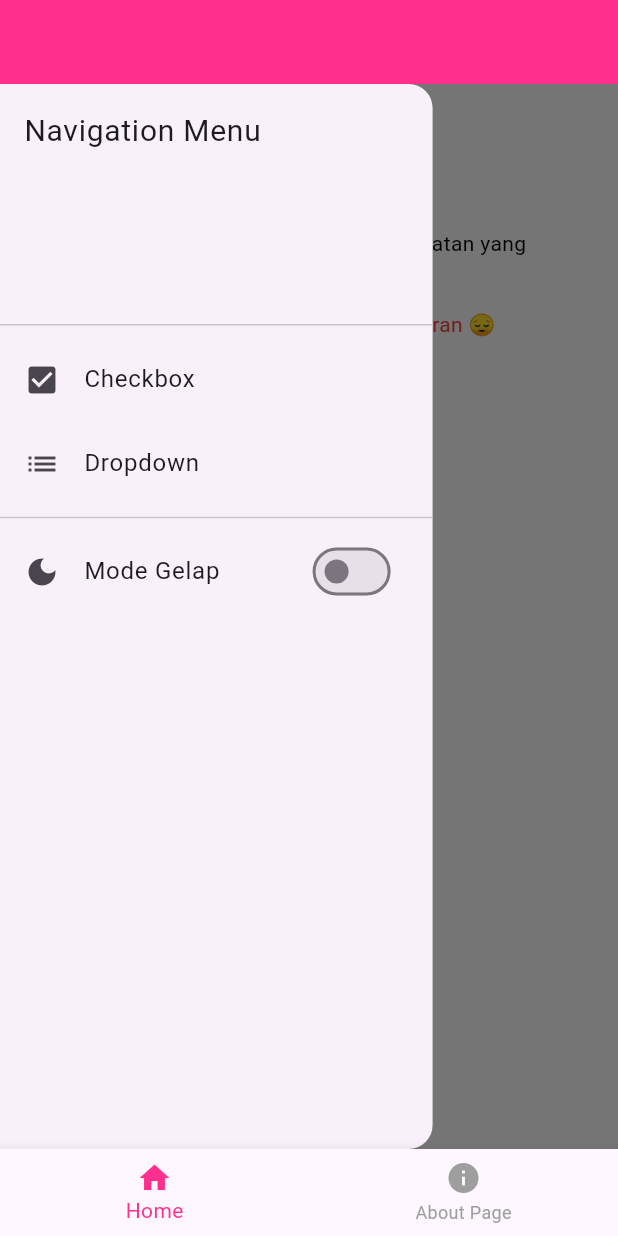
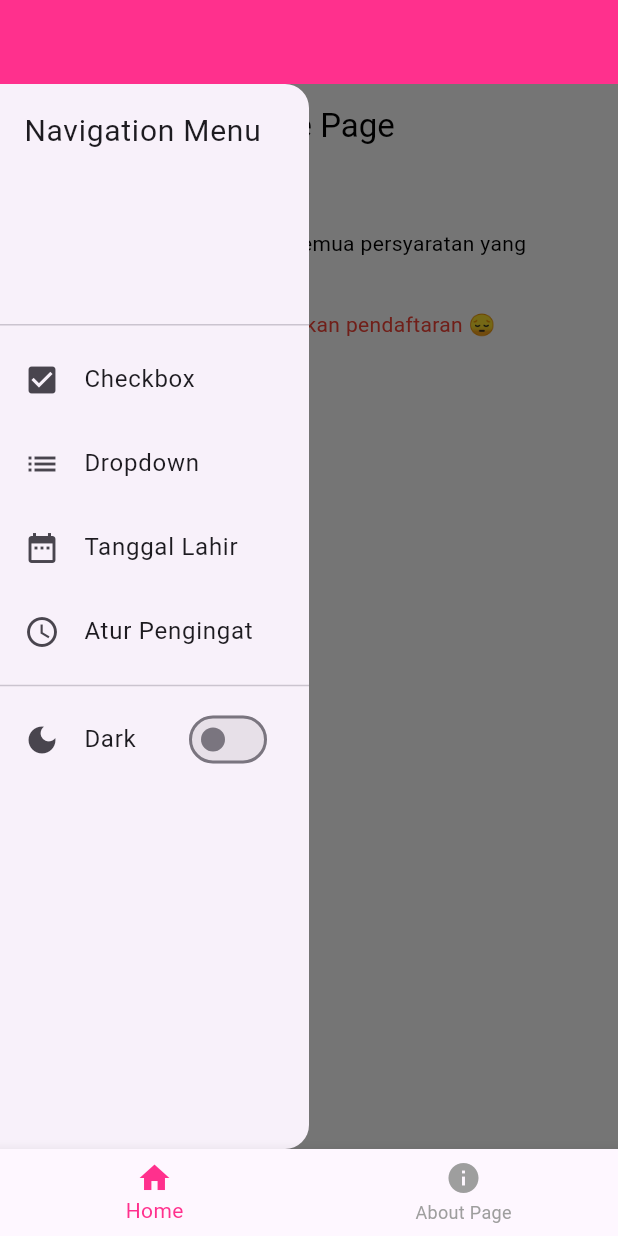
Before and after one commit to citracatias-sudo/tugas_6_flutter, a Flutter app: the screen it shows after launch, with the side drawer open, on a phone screen of 412 x 824 dp. Run offline on Flutter 3.47's test engine with Material 3 defaults, Android fonts, the phone set to English and light mode, and no system bars.

Commit message:
tugas 7 flutter

```diff
--- a/flutter_tugas_6/lib/Pages/home_page_12.dart
+++ b/flutter_tugas_6/lib/Pages/home_page_12.dart
@@ -1,4 +1,6 @@
 import 'package:flutter/material.dart';
+import 'package:intl/intl.dart';
+
 
 class HomePageDay12 extends StatefulWidget {
   @override
@@ -11,7 +13,9 @@ class _HomePageDay12State extends State<HomePageDay12> {
   bool isDarkMode = false;
   String? selectedCategory;
   String selectedMenu = "checkbox";
-  DateTime ? selectedDate;
+
+  DateTime? selectedDate;
+  TimeOfDay? selectedTime;
 
   Color get textColor => isDarkMode ? Colors.white : Colors.black;
 
@@ -30,16 +34,14 @@ class _HomePageDay12State extends State<HomePageDay12> {
       ),
 
       drawer: SizedBox(
-        width: MediaQuery.of(context).size.width * 0.7,
+        width: MediaQuery.of(context).size.width * 0.5,
         child: Drawer(
           child: ListView(
             padding: EdgeInsets.zero,
             children: [
 
               DrawerHeader(
-                decoration: BoxDecoration(
-                  color: Colors.transparent,
-                ),
+                decoration: BoxDecoration(color: Colors.transparent),
                 child: Text(
                   "Navigation Menu",
                   style: TextStyle(fontSize: 20),
@@ -68,11 +70,33 @@ class _HomePageDay12State extends State<HomePageDay12> {
                 },
               ),
 
+              ListTile(
+                leading: Icon(Icons.date_range),
+                title: Text("Tanggal Lahir"),
+                onTap: () {
+                  Navigator.pop(context);
+                  setState(() {
+                    selectedMenu = "date";
+                  });
+                },
+              ),
+
+              ListTile(
+                leading: Icon(Icons.access_time),
+                title: Text("Atur Pengingat"),
+                onTap: () {
+                  Navigator.pop(context);
+                  setState(() {
+                    selectedMenu = "time";
+                  });
+                },
+              ),
+
               Divider(),
 
               ListTile(
                 leading: Icon(Icons.dark_mode),
-                title: Text("Mode Gelap"),
+                title: Text("Dark"),
                 trailing: Switch(
                   value: isDarkMode,
                   onChanged: (value) {
@@ -82,7 +106,6 @@ class _HomePageDay12State extends State<HomePageDay12> {
                   },
                 ),
               ),
-
             ],
           ),
         ),
@@ -97,11 +120,11 @@ class _HomePageDay12State extends State<HomePageDay12> {
 
   Widget buildBody() {
 
+    // CHECKBOX
     if (selectedMenu == "checkbox") {
       return Column(
         crossAxisAlignment: CrossAxisAlignment.start,
         children: [
-
           Row(
             children: [
               Checkbox(
@@ -120,9 +143,7 @@ class _HomePageDay12State extends State<HomePageDay12> {
               ),
             ],
           ),
-
           SizedBox(height: 10),
-
           Text(
             isAgree
                 ? "Lanjutkan pendaftaran"
@@ -131,37 +152,20 @@ class _HomePageDay12State extends State<HomePageDay12> {
               color: isAgree ? Colors.green : Colors.red,
             ),
           ),
-
-          SizedBox(height: 20),
-
-          ElevatedButton(
-            onPressed: isAgree ? () {} : null,
-            child: Text("Setuju dan lanjutkan"),
-          ),
         ],
       );
     }
 
+    // DROPDOWN
     if (selectedMenu == "dropdown") {
       return Column(
         crossAxisAlignment: CrossAxisAlignment.start,
         children: [
-
           Text(
             "Pilih Kategori Produk",
-            style: TextStyle(
-              fontSize: 18,
-              color: textColor,
-            ),
+            style: TextStyle(fontSize: 18, color: textColor),
           ),
-
-            // ElevatedButton(onPressed: () async {
-            // final DateTime?  await showDatePicker(context: context, firstDate: firstDate, lastDate: lastDate)
-
-            // })
-
           SizedBox(height: 15),
-
           DropdownButton<String>(
             value: selectedCategory,
             hint: Text("Pilih Kategori"),
@@ -182,9 +186,7 @@ class _HomePageDay12State extends State<HomePageDay12> {
               });
             },
           ),
-
           SizedBox(height: 15),
-
           if (selectedCategory != null)
             Text(
               "Anda memilih kategori: $selectedCategory",
@@ -194,6 +196,68 @@ class _HomePageDay12State extends State<HomePageDay12> {
       );
     }
 
+    // DATE PICKER
+    if (selectedMenu == "date") {
+  return Column(
+    crossAxisAlignment: CrossAxisAlignment.start,
+    children: [
+      ElevatedButton(
+        onPressed: () async {
+          DateTime? picked = await showDatePicker(
+            context: context,
+            initialDate: DateTime.now(),
+            firstDate: DateTime(1900),
+            lastDate: DateTime(2100),
+          );
+
+          if (picked != null) {
+            setState(() {
+              selectedDate = picked;
+            });
+          }
+        },
+        child: Text("Pilih Tanggal Lahir"),
+      ),
+      SizedBox(height: 20),
+      if (selectedDate != null)
+        Text(
+          "Tanggal Lahir: ${DateFormat('dd MMMM yyyy', 'id_ID').format(selectedDate!)}",
+          style: TextStyle(color: textColor),
+        ),
+    ],
+  );
+}
+
+    // TIME PICKER
+    if (selectedMenu == "time") {
+      return Column(
+        crossAxisAlignment: CrossAxisAlignment.start,
+        children: [
+          ElevatedButton(
+            onPressed: () async {
+              TimeOfDay? picked = await showTimePicker(
+                context: context,
+                initialTime: TimeOfDay.now(),
+              );
+
+              if (picked != null) {
+                setState(() {
+                  selectedTime = picked;
+                });
+              }
+            },
+            child: Text("Pilih Waktu Pengingat"),
+          ),
+          SizedBox(height: 20),
+          if (selectedTime != null)
+            Text(
+              "Pengingat diatur pukul: ${selectedTime!.format(context)}",
+              style: TextStyle(color: textColor),
+            ),
+        ],
+      );
+    }
+
     return Container();
   }
 }
--- a/flutter_tugas_6/lib/main.dart
+++ b/flutter_tugas_6/lib/main.dart
@@ -1,38 +1,22 @@
 import 'package:flutter/material.dart';
+import 'package:intl/date_symbol_data_local.dart';
 import 'package:flutter_tugas_6/Pages/main_page_12.dart';
-import 'package:flutter_tugas_6/welcome_page.dart';
 
-void main() {
-  runApp(const MyApp());
+void main() async {
+  WidgetsFlutterBinding.ensureInitialized();
+  await initializeDateFormatting('id_ID', null);
+  runApp(MyApp());
 }
 
 class MyApp extends StatelessWidget {
-  const MyApp({super.key});
-
-  // This widget is the root of your application.
   @override
   Widget build(BuildContext context) {
     return MaterialApp(
       title: 'Flutter Demo',
       theme: ThemeData(
-        // This is the theme of your application.
-        //
-        // TRY THIS: Try running your application with "flutter run". You'll see
-        // the application has a purple toolbar. Then, without quitting the app,
-        // try changing the seedColor in the colorScheme below to Colors.green
-        // and then invoke "hot reload" (save your changes or press the "hot
-        // reload" button in a Flutter-supported IDE, or press "r" if you used
-        // the command line to start the app).
-        //
-        // Notice that the counter didn't reset back to zero; the application
-        // state is not lost during the reload. To reset the state, use hot
-        // restart instead.
-        //
-        // This works for code too, not just values: Most code changes can be
-        // tested with just a hot reload.
-        colorScheme: .fromSeed(seedColor: Colors.deepPurple),
+        colorScheme: ColorScheme.fromSeed(seedColor: Colors.deepPurple),
       ),
-      home: MainPageDay12()
+      home: MainPageDay12(),
     );
   }
 }
--- a/flutter_tugas_6/pubspec.yaml
+++ b/flutter_tugas_6/pubspec.yaml
@@ -31,7 +31,7 @@ dependencies:
   motion_tab_bar: ^2.0.4
   flutter:
     sdk: flutter
-  http: ^1.2.0
+  intl: ^0.18.1
 
   # The following adds the Cupertino Icons font to your application.
   # Use with the CupertinoIcons class for iOS style icons.
```
Also changed, not shown: flutter_tugas_6/pubspec.lock, 1 other file.
